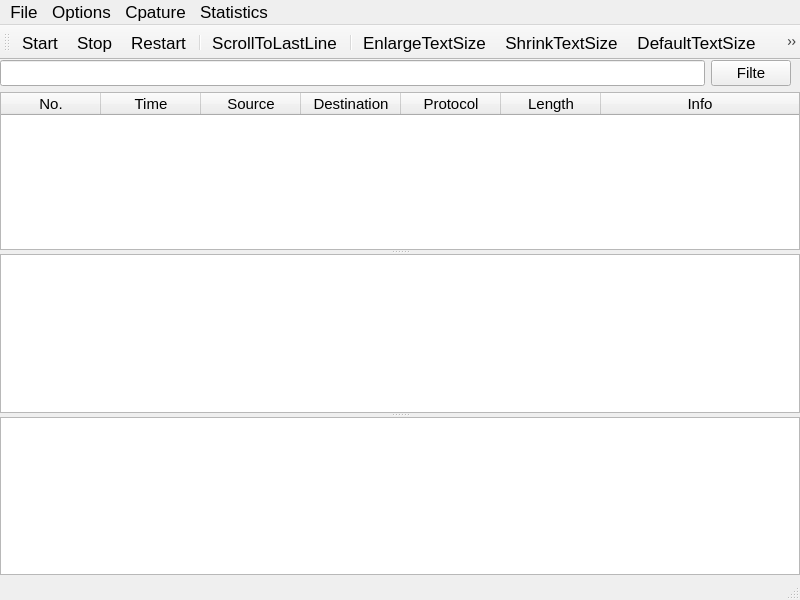
Before: the Qt Designer form myshark/mainwindow.ui in Ghivern/MyShark, drawn with Qt 5.
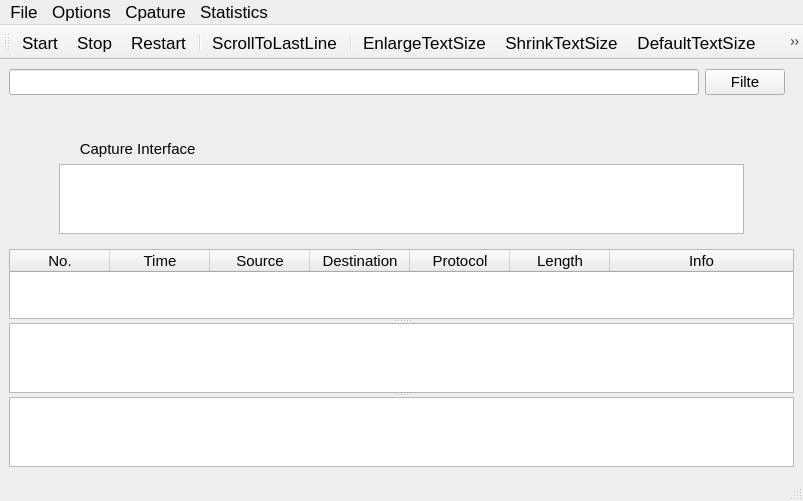
After: the same form once the commit is applied. Icons and pictures are not drawn.

Commit message: ’将DeviceList移至MainWindow‘

```diff
--- a/myshark/mainwindow.ui
+++ b/myshark/mainwindow.ui
@@ -6,8 +6,8 @@
    <rect>
     <x>0</x>
     <y>0</y>
-    <width>800</width>
-    <height>600</height>
+    <width>803</width>
+    <height>472</height>
    </rect>
   </property>
   <property name="font">
@@ -25,18 +25,6 @@
     </font>
    </property>
    <layout class="QVBoxLayout" name="verticalLayout">
-    <property name="leftMargin">
-     <number>0</number>
-    </property>
-    <property name="topMargin">
-     <number>0</number>
-    </property>
-    <property name="rightMargin">
-     <number>0</number>
-    </property>
-    <property name="bottomMargin">
-     <number>0</number>
-    </property>
     <item>
      <widget class="QWidget" name="widget" native="true">
       <property name="sizePolicy">
@@ -87,6 +75,37 @@
       </layout>
      </widget>
     </item>
+    <item>
+     <widget class="QWidget" name="widget_deviceList" native="true">
+      <property name="sizePolicy">
+       <sizepolicy hsizetype="Preferred" vsizetype="Preferred">
+        <horstretch>0</horstretch>
+        <verstretch>0</verstretch>
+       </sizepolicy>
+      </property>
+      <layout class="QVBoxLayout" name="verticalLayout_3">
+       <property name="leftMargin">
+        <number>50</number>
+       </property>
+       <property name="topMargin">
+        <number>39</number>
+       </property>
+       <property name="rightMargin">
+        <number>50</number>
+       </property>
+       <item>
+        <widget class="QLabel" name="label">
+         <property name="text">
+          <string>     Capture Interface</string>
+         </property>
+        </widget>
+       </item>
+       <item>
+        <widget class="QListWidget" name="listWidget"/>
+       </item>
+      </layout>
+     </widget>
+    </item>
     <item>
      <widget class="QSplitter" name="splitter">
       <property name="orientation">
@@ -216,7 +235,7 @@
     <rect>
      <x>0</x>
      <y>0</y>
-     <width>800</width>
+     <width>803</width>
      <height>25</height>
     </rect>
    </property>
```
The commit also changes 4 other files.
